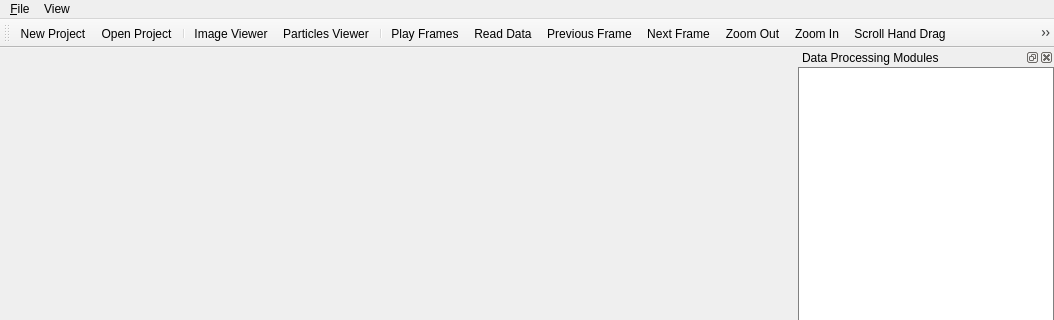
Old version of the form centroid/src/centroid/forms/main_window.ui in the repository usnistgov/tem_analysis; both pictures show x 0 to 1054 and y 0 to 320 of the 1054 by 866 pixel window.
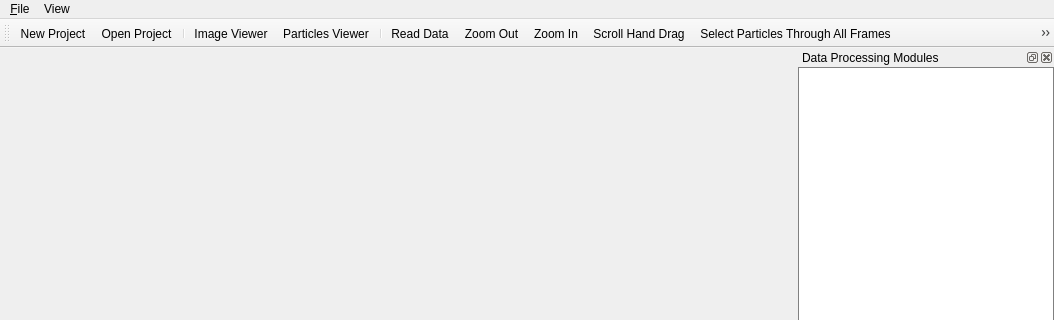
New version of the form. Icons and pictures are not drawn.

The edit to the form file:
```diff
--- a/centroid/src/centroid/forms/main_window.ui
+++ b/centroid/src/centroid/forms/main_window.ui
@@ -67,10 +67,7 @@
    <addaction name="action_ImageViewer"/>
    <addaction name="action_ParticlesViewer"/>
    <addaction name="separator"/>
-   <addaction name="action_PlayFrames"/>
    <addaction name="action_ReadData"/>
-   <addaction name="action_PreviousFrame"/>
-   <addaction name="action_NextFrame"/>
    <addaction name="action_ZoomOut"/>
    <addaction name="action_ZoomIn"/>
    <addaction name="action_ScrollHandDrag"/>
@@ -246,39 +243,6 @@
     <string>Image Viewer</string>
    </property>
   </action>
-  <action name="action_PreviousFrame">
-   <property name="icon">
-    <iconset resource="../main_window.qrc">
-     <normaloff>:/icons/back.png</normaloff>:/icons/back.png</iconset>
-   </property>
-   <property name="text">
-    <string>Previous Frame</string>
-   </property>
-   <property name="toolTip">
-    <string>Previous Frame</string>
-   </property>
-  </action>
-  <action name="action_NextFrame">
-   <property name="icon">
-    <iconset resource="../main_window.qrc">
-     <normaloff>:/icons/forward.png</normaloff>:/icons/forward.png</iconset>
-   </property>
-   <property name="text">
-    <string>Next Frame</string>
-   </property>
-  </action>
-  <action name="action_PlayFrames">
-   <property name="checkable">
-    <bool>true</bool>
-   </property>
-   <property name="icon">
-    <iconset resource="../main_window.qrc">
-     <normaloff>:/icons/play.png</normaloff>:/icons/play.png</iconset>
-   </property>
-   <property name="text">
-    <string>Play Frames</string>
-   </property>
-  </action>
   <action name="action_ZoomIn">
    <property name="icon">
     <iconset resource="../main_window.qrc">
```
